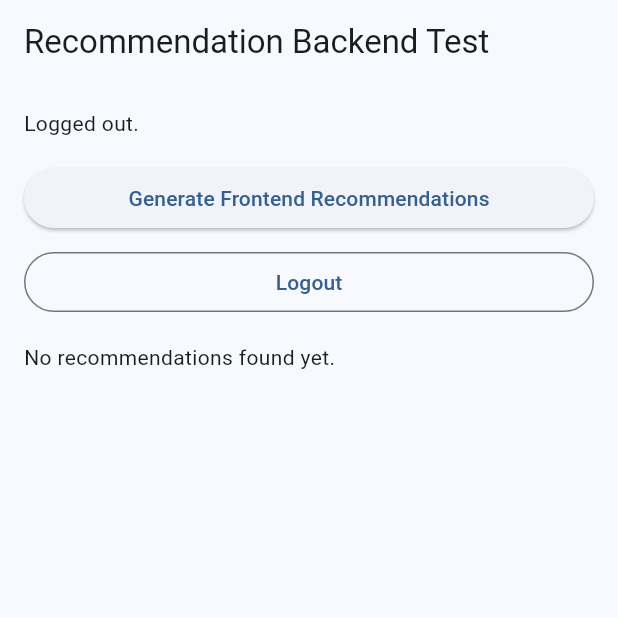
After one commit to Maharjanprayab/Early_carer_assitance_app, a Flutter app: the TestRecommendationScreen screen opened directly, after a tap on "Generate Frontend Recommendations", after a tap on "Logout", on a phone screen of 412 x 824 dp, the top half of it. The commit adds this screen. Run offline on Flutter 3.47's test engine with Material 3 defaults, Android fonts, the light colour scheme and no system bars; our stand-ins replace cloud_firestore, firebase_auth, firebase_core, firebase_storage; accounts and stored records are empty; network calls fail.

Commit message:
Add recommendation backend service

```diff
--- a/lib/backend/recommendation_service.dart
+++ b/lib/backend/recommendation_service.dart
@@ -43,7 +43,7 @@ class RecommendationService {
           'basedOnCareerId': careerId,
           'missingSkill': skill,
           'type': data['type'] ?? 'Course',
-          'title': data['title'] ?? data['recommendationTitle'] ?? '',
+          'title': data['title'] ?? '',
           'provider': data['provider'] ?? '',
           'url': data['url'] ?? '',
           'priority': data['priority'] ?? 'Medium',
--- a/lib/main.dart
+++ b/lib/main.dart
@@ -1,6 +1,8 @@
 import 'package:flutter/material.dart';
 import 'package:firebase_core/firebase_core.dart';
 
+import 'screens/recommendations/test_recommendation_screen.dart';
+import 'screens/auth/test_auth_screen.dart';
 import 'screens/skills/test_skill_gap_screen.dart';
 
 import 'firebase_options.dart';
@@ -27,7 +29,7 @@ class EarlyCareerApp extends StatelessWidget {
         useMaterial3: true,
         colorSchemeSeed: Colors.blue,
       ),
-      home: TestSkillGapScreen(),
+      home: TestRecommendationScreen(),
     );
   }
 }
--- /dev/null
+++ b/lib/screens/recommendations/test_recommendation_screen.dart
@@ -0,0 +1,146 @@
+import 'package:cloud_firestore/cloud_firestore.dart';
+import 'package:flutter/material.dart';
+
+import '../../backend/auth_service.dart';
+import '../../backend/recommendation_service.dart';
+import '../../backend/skill_gap_service.dart';
+
+class TestRecommendationScreen extends StatefulWidget {
+  const TestRecommendationScreen({super.key});
+
+  @override
+  State<TestRecommendationScreen> createState() =>
+      _TestRecommendationScreenState();
+}
+
+class _TestRecommendationScreenState extends State<TestRecommendationScreen> {
+  final AuthService _authService = AuthService();
+  final SkillGapService _skillGapService = SkillGapService();
+  final RecommendationService _recommendationService = RecommendationService();
+
+  String _message = 'Recommendations not tested yet.';
+
+  Future<void> _loginOrCreateTestUser() async {
+    try {
+      await _authService.login(
+        email: 'recommendationtest@example.com',
+        password: 'Password123!',
+      );
+    } catch (_) {
+      await _authService.signUp(
+        fullName: 'Recommendation Test Student',
+        email: 'recommendationtest@example.com',
+        password: 'Password123!',
+        degree: 'Bachelor of IT',
+      );
+    }
+  }
+
+  Future<void> _testFrontendRecommendations() async {
+    try {
+      await _loginOrCreateTestUser();
+
+      final skillGapResult = await _skillGapService.analyseSkillGap(
+        careerId: 'frontend_developer',
+        userSkills: ['HTML', 'CSS', 'Python'],
+      );
+
+      final missingSkills = List<String>.from(
+        skillGapResult['missingSkills'] ?? [],
+      );
+
+      await _recommendationService.generateRecommendations(
+        careerId: 'frontend_developer',
+        missingSkills: missingSkills,
+      );
+
+      setState(() {
+        _message =
+            'Recommendations generated for: ${missingSkills.join(', ')}';
+      });
+    } catch (e) {
+      setState(() {
+        _message = 'Recommendation test failed: $e';
+      });
+    }
+  }
+
+  Future<void> _logout() async {
+    await _authService.logout();
+
+    setState(() {
+      _message = 'Logged out.';
+    });
+  }
+
+  @override
+  Widget build(BuildContext context) {
+    return Scaffold(
+      appBar: AppBar(
+        title: const Text('Recommendation Backend Test'),
+      ),
+      body: Padding(
+        padding: const EdgeInsets.all(16),
+        child: Column(
+          crossAxisAlignment: CrossAxisAlignment.stretch,
+          children: [
+            Text(_message),
+            const SizedBox(height: 16),
+            ElevatedButton(
+              onPressed: _testFrontendRecommendations,
+              child: const Text('Generate Frontend Recommendations'),
+            ),
+            const SizedBox(height: 8),
+            OutlinedButton(
+              onPressed: _logout,
+              child: const Text('Logout'),
+            ),
+            const SizedBox(height: 16),
+            Expanded(
+              child: StreamBuilder<QuerySnapshot<Map<String, dynamic>>>(
+                stream: _recommendationService.getMyRecommendations(),
+                builder: (context, snapshot) {
+                  if (snapshot.hasError) {
+                    return Text('Error: ${snapshot.error}');
+                  }
+
+                  if (snapshot.connectionState == ConnectionState.waiting) {
+                    return const Center(child: CircularProgressIndicator());
+                  }
+
+                  final docs = snapshot.data?.docs ?? [];
+
+                  if (docs.isEmpty) {
+                    return const Text('No recommendations found yet.');
+                  }
+
+                  return ListView.separated(
+                    itemCount: docs.length,
+                    separatorBuilder: (context, index) =>
+                        const SizedBox(height: 8),
+                    itemBuilder: (context, index) {
+                      final recommendation = docs[index].data();
+
+                      return Card(
+                        child: ListTile(
+                          title: Text(
+                            recommendation['title']?.toString() ?? 'No title',
+                          ),
+                          subtitle: Text(
+                            '${recommendation['missingSkill']} • '
+                            '${recommendation['provider']} • '
+                            '${recommendation['priority']}',
+                          ),
+                        ),
+                      );
+                    },
+                  );
+                },
+              ),
+            ),
+          ],
+        ),
+      ),
+    );
+  }
+}
```
